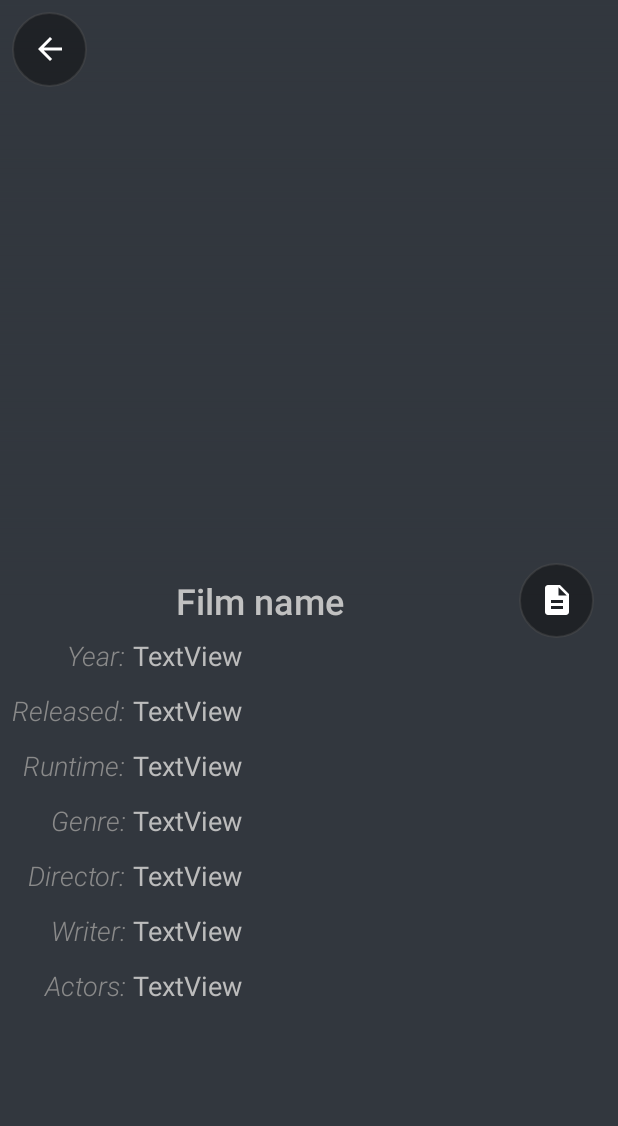
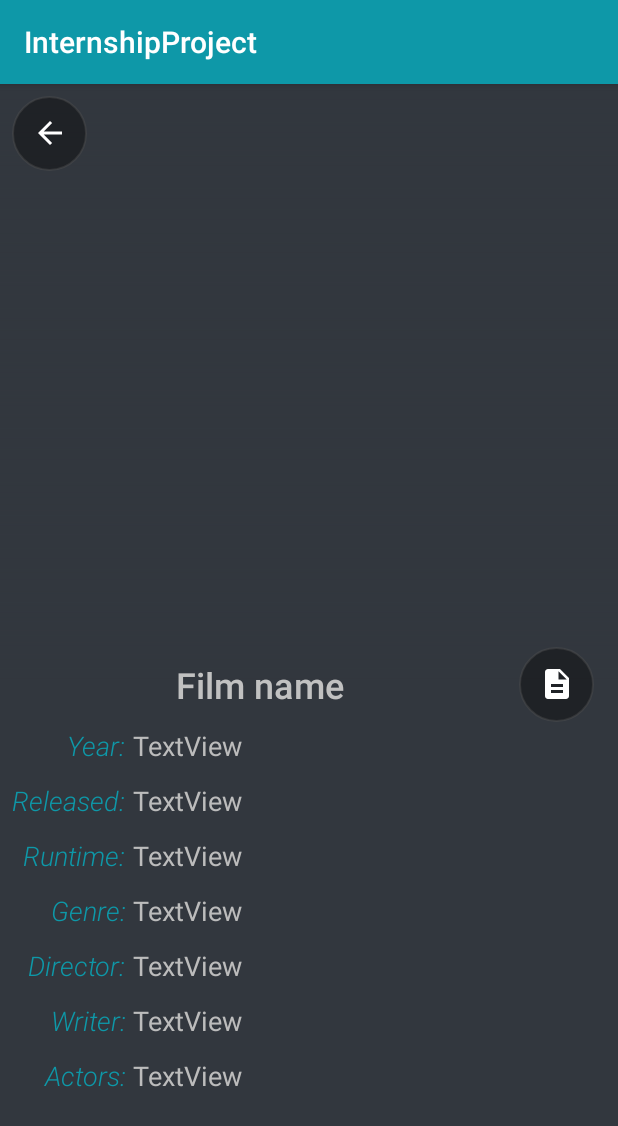
Before and after one commit to YaroslavLichnyi/internship-project, an Android app: the FilmInformationFragment screen opened through its navigation route, on a phone screen of 412 x 824 dp. Shown: the top 1126 px of the screen. Run offline under Robolectric (Android 15) with nearby library versions, the phone set to English and light mode, and no system bars; pictures from the network do not load; 3 statements that could not run were skipped.

Commit message:
Code was cleaned

```diff
--- a/app/src/main/java/com/example/internshipproject/FilmRepository.java
+++ b/app/src/main/java/com/example/internshipproject/FilmRepository.java
@@ -45,7 +45,7 @@ public class FilmRepository {
         filmsData.enqueue(new Callback<Search>() {
             @Override
             public void onResponse(Call<Search> call, Response<Search> response) {
-                if(response.isSuccessful() /*роверять размер бади?*/){
+                if(response.isSuccessful()){
                     films = response.body().getSearch();
                     listener.loadFilmList(films);
                 } else {
@@ -80,6 +80,9 @@ public class FilmRepository {
         });
     }
 
+    /**
+     * Initializes Retrofit object and sets API to it
+     */
     private void initRetrofit(){
         retrofit = new Retrofit.Builder()
                 .baseUrl(BASE_URL)
--- a/app/src/main/java/com/example/internshipproject/ui/FilmInformationFragment.java
+++ b/app/src/main/java/com/example/internshipproject/ui/FilmInformationFragment.java
@@ -5,12 +5,10 @@ import android.view.LayoutInflater;
 import android.view.View;
 import android.view.ViewGroup;
 
-import androidx.activity.OnBackPressedCallback;
 import androidx.annotation.NonNull;
 import androidx.annotation.Nullable;
 import androidx.fragment.app.Fragment;
 import androidx.lifecycle.Observer;
-import androidx.lifecycle.ViewModelProvider;
 import androidx.lifecycle.ViewModelProviders;
 import androidx.navigation.Navigation;
 
@@ -42,7 +40,7 @@ public class FilmInformationFragment extends Fragment implements View.OnClickLis
         Bundle bundle = getArguments();
         if (bundle != null) {
             viewModel
-                    .getFilmDetailsById((String) bundle.getSerializable(VideoListAdapter.FILM_ID))
+                    .loadFilmDetailsById((String) bundle.getSerializable(VideoListAdapter.FILM_ID))
                     .observe(getViewLifecycleOwner(), new Observer<FilmDetails>() {
                                 @Override
                                 public void onChanged(FilmDetails filmDetails) {
--- a/app/src/main/java/com/example/internshipproject/ui/MainActivity.java
+++ b/app/src/main/java/com/example/internshipproject/ui/MainActivity.java
@@ -1,23 +1,34 @@
 package com.example.internshipproject.ui;
 
+import android.app.SearchManager;
 import android.os.Bundle;
+import android.view.Menu;
+import android.widget.SearchView;
 
 import androidx.appcompat.app.AppCompatActivity;
-import androidx.navigation.NavController;
+import androidx.core.view.MenuItemCompat;
 import androidx.navigation.Navigation;
 
 import com.example.internshipproject.R;
-import com.example.internshipproject.databinding.ActivityMainBinding;
 
 public class MainActivity extends AppCompatActivity {
-    private NavController navController;
 
 
     @Override
     protected void onCreate(Bundle savedInstanceState) {
         super.onCreate(savedInstanceState);
         setContentView(R.layout.activity_main);
-        navController = Navigation.findNavController(this, R.id.nav_host_fragment);
-        getSupportActionBar().hide();
+        Navigation.findNavController(this, R.id.nav_host_fragment);
+        //getSupportActionBar().hide();
+    }
+
+    @Override
+    public boolean onCreateOptionsMenu(Menu menu) {
+        getMenuInflater().inflate(R.menu.menu, menu);
+        // Retrieve the SearchView and plug it into SearchManager
+        final SearchView searchView = (SearchView) MenuItemCompat.getActionView(menu.findItem(R.id.action_search));
+        SearchManager searchManager = (SearchManager) getSystemService(SEARCH_SERVICE);
+        searchView.setSearchableInfo(searchManager.getSearchableInfo(getComponentName()));
+        return true;
     }
 }
--- a/app/src/main/java/com/example/internshipproject/ui/RecyclerViewFragment.java
+++ b/app/src/main/java/com/example/internshipproject/ui/RecyclerViewFragment.java
@@ -1,11 +1,13 @@
 package com.example.internshipproject.ui;
 
+import android.annotation.SuppressLint;
 import android.content.res.Configuration;
 import android.os.Bundle;
 import android.view.LayoutInflater;
 import android.view.View;
 import android.view.ViewGroup;
 import android.widget.SearchView;
+import android.widget.Toast;
 
 import androidx.activity.OnBackPressedCallback;
 import androidx.annotation.NonNull;
@@ -30,25 +32,31 @@ public class RecyclerViewFragment extends Fragment {
     private FragmentRecyclerViewBinding recyclerViewBinding;
     private FilmListViewModel viewModel;
     private List<Film> filmList;
-    private SearchView searchView;
     private RecyclerView recyclerView;
     private VideoListAdapter adapter;
+
+
+    @Override
+    public void onCreate(@Nullable Bundle savedInstanceState) {
+        super.onCreate(savedInstanceState);
+        viewModel = ViewModelProviders.of(this).get(FilmListViewModel.class);
+    }
+
+    @Override
+    public void onActivityCreated(@Nullable Bundle savedInstanceState) {
+        super.onActivityCreated(savedInstanceState);
+        subscribeOnLiveData();
+        subscribeOnLiveDataExceptions();
+    }
 
     @Nullable
     @Override
     public View onCreateView(@NonNull LayoutInflater inflater, @Nullable ViewGroup container, @Nullable Bundle savedInstanceState) {
         recyclerViewBinding = FragmentRecyclerViewBinding.inflate(inflater, container, false);
-        viewModel = ViewModelProviders.of(this).get(FilmListViewModel.class);
-        viewModel
-                .getFilms("war")
-                .observe(
-                getViewLifecycleOwner(), new Observer<List<Film>>() {
-            @Override
-            public void onChanged(List<Film> films) {
-                initRecyclerView();
-                insertFilmsIntoRecyclerView(films);
-            }
-        });
+        initRecyclerView();
+        if(filmList == null){
+            viewModel.loadFilms("war");
+        }
         return recyclerViewBinding.getRoot();
     }
 
@@ -70,12 +78,16 @@ public class RecyclerViewFragment extends Fragment {
             }
         });
          */
-        requireActivity().getOnBackPressedDispatcher().addCallback(this, new OnBackPressedCallback(true) {
+        requireActivity().getOnBackPressedDispatcher().addCallback(
+                getViewLifecycleOwner(), new OnBackPressedCallback(true) {
             @Override
             public void handleOnBackPressed() {}
         });
     }
 
+    /**
+     * Binds a variable recyclerView with recyclerView view and set an Adapter into it.
+     */
     private void initRecyclerView(){
         adapter = new VideoListAdapter();
         recyclerView = recyclerViewBinding.recyclerView;
@@ -83,6 +95,10 @@ public class RecyclerViewFragment extends Fragment {
         recyclerView.setAdapter(adapter);
     }
 
+    /**
+     *  Inserts data about films into recyclerView.
+     * @param films contains data that inserts into recyclerView.
+     */
     private void insertFilmsIntoRecyclerView(List<Film> films){
         adapter.setFilmList(films);
         if (this.getResources().getConfiguration().orientation == Configuration.ORIENTATION_PORTRAIT) {
@@ -92,4 +108,42 @@ public class RecyclerViewFragment extends Fragment {
         }
         adapter.notifyDataSetChanged();
     }
+
+    /**
+     * Subscribes on LiveData updates. When LiveData updates then new data that LiveData contains
+     * displays on the screen.
+     */
+    private void subscribeOnLiveData(){
+        viewModel
+                .getFilmLiveData()
+                .observe(getViewLifecycleOwner(), new Observer<List<Film>>() {
+                    @Override
+                    public void onChanged(List<Film> films) {
+                        setFilmList(films);
+                        insertFilmsIntoRecyclerView(films);
+                    }
+                });
+    }
+
+    /**
+     * Subscribes on LiveData updates about Exceptions and Errors that are happen while LiveData
+     * tries to get data from server.
+     */
+    private void subscribeOnLiveDataExceptions(){
+        viewModel
+                .getFilmLiveDataExceptions()
+                .observe(getViewLifecycleOwner(), new Observer<String>() {
+                    @Override
+                    public void onChanged(String s) {
+                        Toast.makeText(getContext(),"Couldn't update the film list:" + s, Toast.LENGTH_LONG );
+                    }
+                });
+
+    }
+
+
+    public void setFilmList(List<Film> filmList) {
+        this.filmList = filmList;
+    }
+
 }
--- a/app/src/main/java/com/example/internshipproject/viewmodels/FilmDetailsViewModel.java
+++ b/app/src/main/java/com/example/internshipproject/viewmodels/FilmDetailsViewModel.java
@@ -9,21 +9,27 @@ import com.example.internshipproject.entities.FilmDetails;
 
 public class FilmDetailsViewModel extends ViewModel {
     private MutableLiveData<FilmDetails> filmDetailsLiveData;
-
+    private MutableLiveData<String> filmDetailsLiveDataException;
     public FilmDetailsViewModel() {
         filmDetailsLiveData = new MutableLiveData<>();
+        filmDetailsLiveDataException = new MutableLiveData<>();
     }
 
-    public LiveData<FilmDetails> getFilmDetailsById(String id) {
-        if(filmDetailsLiveData.getValue() == null){
+    public LiveData<FilmDetails> loadFilmDetailsById(String id) {
         FilmRepository.getInstance().getFilmDetailsById(id, new FilmDetailsListener() {
             @Override
             public void loadFilmDetails(FilmDetails filmDetails) {
                 filmDetailsLiveData.postValue(filmDetails);
             }
         });
-        }
         return filmDetailsLiveData;
     }
 
+    public MutableLiveData<FilmDetails> getFilmDetailsLiveData() {
+        return filmDetailsLiveData;
     }
+
+    public MutableLiveData<String> getFilmDetailsLiveDataException() {
+        return filmDetailsLiveDataException;
+    }
+}
--- a/app/src/main/java/com/example/internshipproject/viewmodels/FilmListListener.java
+++ b/app/src/main/java/com/example/internshipproject/viewmodels/FilmListListener.java
@@ -15,4 +15,6 @@ public interface FilmListListener {
      * @param filmList is a List of Film objects which data from asynchronous methods puts in.
      */
     void loadFilmList(List<Film> filmList);
+
+    //void handleError();
 }
--- a/app/src/main/java/com/example/internshipproject/viewmodels/FilmListViewModel.java
+++ b/app/src/main/java/com/example/internshipproject/viewmodels/FilmListViewModel.java
@@ -11,13 +11,17 @@ import java.util.List;
 
 public class FilmListViewModel extends ViewModel {
     private MutableLiveData<List<Film>> filmLiveData;
+    private MutableLiveData<String> filmLiveDataExceptions;
+    private String currentWord;
 
     public FilmListViewModel() {
         filmLiveData = new MutableLiveData<>();
+        filmLiveDataExceptions = new MutableLiveData<>();
     }
 
-    public LiveData<List<Film>> getFilms(String keyWord) {
-        if(filmLiveData.getValue() == null){
+    public LiveData<List<Film>> loadFilms(String keyWord) {
+        currentWord = keyWord;
+        if(currentWord.equalsIgnoreCase(keyWord)){
             FilmRepository.getInstance().getFilmLiveData(keyWord, new FilmListListener() {
                 @Override
                 public void loadFilmList(List<Film> filmList) {
@@ -28,4 +32,12 @@ public class FilmListViewModel extends ViewModel {
         return filmLiveData;
     }
 
+
+    public MutableLiveData<List<Film>> getFilmLiveData() {
+        return filmLiveData;
+    }
+
+    public MutableLiveData<String> getFilmLiveDataExceptions() {
+        return filmLiveDataExceptions;
+    }
 }
--- a/app/src/main/res/drawable/btn_semi_transperent_round_pressed.xml
+++ b/app/src/main/res/drawable/btn_semi_transperent_round_pressed.xml
@@ -2,7 +2,7 @@
 <shape xmlns:android="http://schemas.android.com/apk/res/android"
     android:shape="rectangle"
     android:padding="10dp">
-    <solid android:color="@color/colorAccent"/>
+    <solid android:color="#570E98A8"/>
     <corners android:radius="100dp"/>
     <stroke android:width="1dip" android:color="@color/colorBorders"/>
     <size android:width="50dp" android:height="50dp"/>
--- a/app/src/main/res/layout/fragment_film_detail_information.xml
+++ b/app/src/main/res/layout/fragment_film_detail_information.xml
@@ -4,7 +4,7 @@
     xmlns:tools="http://schemas.android.com/tools"
     android:layout_width="match_parent"
     android:layout_height="match_parent"
-    android:background="@color/colorDarkBackground"
+    android:background="@color/colorPrimary"
     tools:context=".ui.FilmDetailInformationFragment">
 
     <Button
--- a/app/src/main/res/layout/fragment_film_information.xml
+++ b/app/src/main/res/layout/fragment_film_information.xml
@@ -69,13 +69,13 @@
                 android:id="@+id/year"
                 android:layout_width="wrap_content"
                 android:layout_height="wrap_content"
-                android:layout_marginTop="8dp"
+                android:layout_marginTop="12dp"
                 android:fontFamily="sans-serif-light"
-                android:shadowColor="#BFBFBF"
+                android:shadowColor="#FFFFFF"
                 android:text="Year:"
                 android:textAlignment="viewEnd"
                 android:textAllCaps="false"
-                android:textColor="#8A8A8A"
+                android:textColor="@color/colorPrimary"
                 android:textSize="18sp"
                 android:textStyle="italic"
                 app:layout_constraintEnd_toEndOf="@+id/released"
@@ -88,11 +88,11 @@
                 android:layout_marginLeft="8dp"
                 android:layout_marginTop="12dp"
                 android:fontFamily="sans-serif-light"
-                android:shadowColor="#BFBFBF"
+                android:shadowColor="#FFFFFF"
                 android:text="Released:"
                 android:textAlignment="viewEnd"
                 android:textAllCaps="false"
-                android:textColor="#8A8A8A"
+                android:textColor="@color/colorPrimary"
                 android:textSize="18sp"
                 android:textStyle="italic"
                 app:layout_constraintStart_toStartOf="parent"
@@ -104,11 +104,11 @@
                 android:layout_height="wrap_content"
                 android:layout_marginTop="12dp"
                 android:fontFamily="sans-serif-light"
-                android:shadowColor="#BFBFBF"
+                android:shadowColor="#FFFFFF"
                 android:text="Genre:"
                 android:textAlignment="viewEnd"
                 android:textAllCaps="false"
-                android:textColor="#8A8A8A"
+                android:textColor="@color/colorPrimary"
                 android:textSize="18sp"
                 android:textStyle="italic"
                 app:layout_constraintEnd_toEndOf="@+id/runtime"
@@ -120,11 +120,11 @@
                 android:layout_height="wrap_content"
                 android:layout_marginTop="12dp"
                 android:fontFamily="sans-serif-light"
-                android:shadowColor="#BFBFBF"
+                android:shadowColor="#FFFFFF"
                 android:text="Writer:"
                 android:textAlignment="viewEnd"
                 android:textAllCaps="false"
-                android:textColor="#8A8A8A"
+                android:textColor="@color/colorPrimary"
                 android:textSize="18sp"
                 android:textStyle="italic"
                 app:layout_constraintEnd_toEndOf="@+id/director"
@@ -136,11 +136,11 @@
                 android:layout_height="wrap_content"
                 android:layout_marginTop="12dp"
                 android:fontFamily="sans-serif-light"
-                android:shadowColor="#BFBFBF"
+                android:shadowColor="#FFFFFF"
                 android:text="Director:"
                 android:textAlignment="viewEnd"
                 android:textAllCaps="false"
-                android:textColor="#8A8A8A"
+                android:textColor="@color/colorPrimary"
                 android:textSize="18sp"
                 android:textStyle="italic"
                 app:layout_constraintEnd_toEndOf="@+id/genre"
@@ -152,11 +152,11 @@
                 android:layout_height="wrap_content"
                 android:layout_marginTop="12dp"
                 android:fontFamily="sans-serif-light"
-                android:shadowColor="#BFBFBF"
+                android:shadowColor="#FFFFFF"
                 android:text="Runtime:"
                 android:textAlignment="viewEnd"
                 android:textAllCaps="false"
-                android:textColor="#8A8A8A"
+                android:textColor="@color/colorPrimary"
                 android:textSize="18sp"
                 android:textStyle="italic"
                 app:layout_constraintEnd_toEndOf="@+id/released"
@@ -259,11 +259,11 @@
                 android:layout_height="wrap_content"
                 android:layout_marginTop="12dp"
                 android:fontFamily="sans-serif-light"
-                android:shadowColor="#BFBFBF"
+                android:shadowColor="#FFFFFF"
                 android:text="Actors:"
                 android:textAlignment="viewEnd"
                 android:textAllCaps="false"
-                android:textColor="#8A8A8A"
+                android:textColor="@color/colorPrimary"
                 android:textSize="18sp"
                 android:textStyle="italic"
                 app:layout_constraintEnd_toEndOf="@+id/writer"
--- a/app/src/main/res/layout/fragment_recycler_view.xml
+++ b/app/src/main/res/layout/fragment_recycler_view.xml
@@ -16,10 +16,10 @@
         app:layout_constraintEnd_toEndOf="parent"
         app:layout_constraintHorizontal_bias="0.0"
         app:layout_constraintStart_toStartOf="parent"
-        app:layout_constraintTop_toBottomOf="@+id/searchView"
+        app:layout_constraintTop_toTopOf="parent"
         app:layout_constraintVertical_bias="0.0" />
 
-    <SearchView
+   <!-- <SearchView
         android:id="@+id/searchView"
         android:layout_width="0dp"
         android:layout_height="wrap_content"
@@ -35,5 +35,6 @@
         app:layout_constraintStart_toStartOf="parent"
         app:layout_constraintTop_toTopOf="parent"
         app:showAsAction="always" />
+        -->
 
 </androidx.constraintlayout.widget.ConstraintLayout>
--- a/app/src/main/res/values/strings.xml
+++ b/app/src/main/res/values/strings.xml
@@ -2,4 +2,5 @@
     <string name="app_name">InternshipProject</string>
     <!-- TODO: Remove or change this placeholder text -->
     <string name="hello_blank_fragment">Hello blank fragment</string>
+    <string name="search_title">Search...</string>
 </resources>
```
Lines whose indentation alone changed are shown as unchanged.
